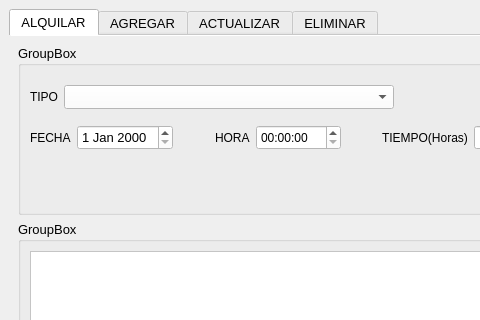
This is mainwindow.ui in joisRomero/SistemaDeEventos as Qt 5 draws it before an edit; both pictures show x 0 to 480 and y 0 to 320 of the 625 by 607 pixel window. The edited form follows.
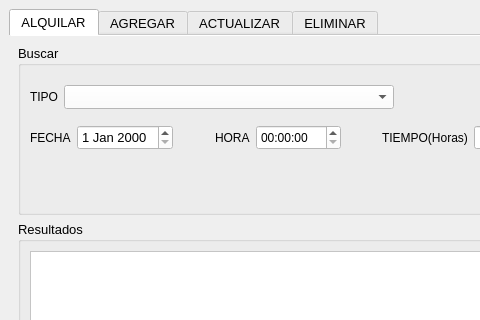
This is the edited form.

Commit message: se pusieron nombres a los group box y se validó el botón ver más

What changed in the file:
```diff
--- a/mainwindow.ui
+++ b/mainwindow.ui
@@ -514,7 +514,7 @@
         <item>
          <widget class="QGroupBox" name="groupBox_2">
           <property name="title">
-           <string>GroupBox</string>
+           <string>Buscar</string>
           </property>
           <layout class="QVBoxLayout" name="verticalLayout_9">
            <item>
@@ -725,7 +725,7 @@
         <item>
          <widget class="QGroupBox" name="groupBox">
           <property name="title">
-           <string>GroupBox</string>
+           <string>Resultados</string>
           </property>
           <layout class="QVBoxLayout" name="verticalLayout_8">
            <item>
```
The commit also changes 1 other file.
